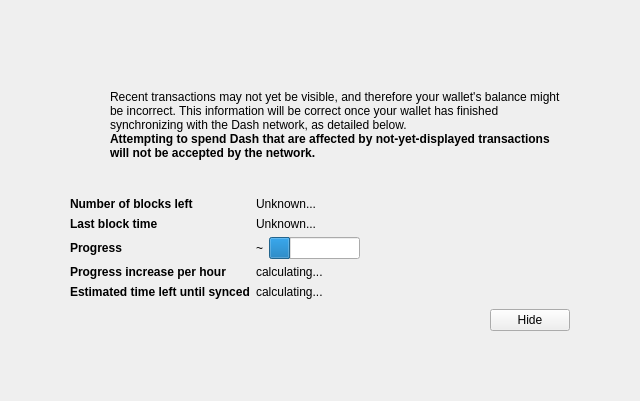
This is src/qt/forms/modaloverlay.ui in toycor/cosanta-core as Qt 5 draws it before an edit. The edited form follows.
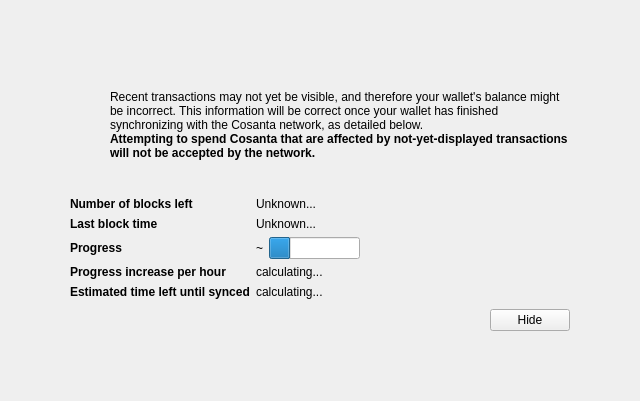
This is the edited form. Icons and pictures are not drawn. Custom widgets are drawn as their Qt base class.

Commit message: Update dash to cosanta and bump hash algo

What changed in the file:
```diff
--- a/src/qt/forms/modaloverlay.ui
+++ b/src/qt/forms/modaloverlay.ui
@@ -128,7 +128,7 @@
              <item>
               <widget class="QLabel" name="infoText">
                <property name="text">
-                <string>Recent transactions may not yet be visible, and therefore your wallet's balance might be incorrect. This information will be correct once your wallet has finished synchronizing with the Dash network, as detailed below.</string>
+                <string>Recent transactions may not yet be visible, and therefore your wallet's balance might be incorrect. This information will be correct once your wallet has finished synchronizing with the Cosanta network, as detailed below.</string>
                </property>
                <property name="textFormat">
                 <enum>Qt::RichText</enum>
@@ -147,7 +147,7 @@
                 </font>
                </property>
                <property name="text">
-                <string>Attempting to spend Dash that are affected by not-yet-displayed transactions will not be accepted by the network.</string>
+                <string>Attempting to spend Cosanta that are affected by not-yet-displayed transactions will not be accepted by the network.</string>
                </property>
                <property name="textFormat">
                 <enum>Qt::RichText</enum>
```
The commit also changes 395 other files.
